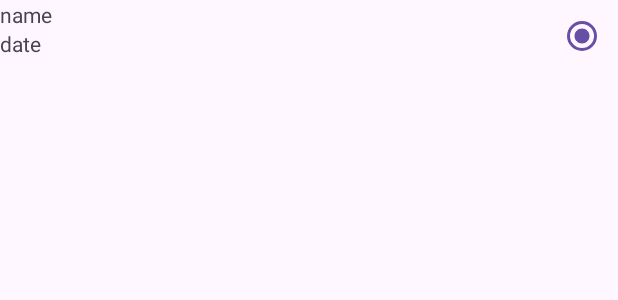
After one commit to BezMan/SoliHolidays, an Android app: the layout list_item.xml on its own in the app's theme, with its tools: preview values and no code run, on a phone screen of 412 x 824 dp. The commit adds this screen. Shown: the top 300 px of the screen. Run offline under Robolectric (Android 15) with nearby library versions, the phone set to English and light mode, and no system bars; network calls fail.

Commit message:
showing list

```diff
--- /dev/null
+++ b/app/src/main/res/layout/list_item.xml
@@ -0,0 +1,36 @@
+<?xml version="1.0" encoding="utf-8"?>
+<androidx.constraintlayout.widget.ConstraintLayout xmlns:android="http://schemas.android.com/apk/res/android"
+    xmlns:app="http://schemas.android.com/apk/res-auto"
+    xmlns:tools="http://schemas.android.com/tools"
+    android:layout_width="match_parent"
+    android:layout_height="wrap_content">
+
+    <TextView
+        android:id="@+id/nameTextView"
+        android:layout_width="match_parent"
+        android:layout_height="wrap_content"
+        app:layout_constraintStart_toStartOf="parent"
+        app:layout_constraintTop_toTopOf="parent"
+        tools:text="name" />
+
+    <TextView
+        android:id="@+id/dateTextView"
+        android:layout_width="match_parent"
+        android:layout_height="wrap_content"
+        app:layout_constraintStart_toStartOf="parent"
+        app:layout_constraintTop_toBottomOf="@id/nameTextView"
+        tools:text="date" />
+
+
+    <CheckBox
+        android:id="@+id/checkbox_toggle_button"
+        style="@android:style/Widget.DeviceDefault.CompoundButton.RadioButton"
+        android:layout_width="wrap_content"
+        android:layout_height="wrap_content"
+        android:buttonTint="@android:color/holo_blue_dark"
+        app:layout_constraintBottom_toBottomOf="parent"
+        app:layout_constraintEnd_toEndOf="parent"
+        app:layout_constraintTop_toTopOf="parent"
+        tools:checked="true" />
+
+</androidx.constraintlayout.widget.ConstraintLayout>
```
Also changed, not shown: app/src/main/java/com/example/soliapp/ui/list/ListFragment.kt (+48 -4 lines), app/src/main/java/com/example/soliapp/ui/list/MainListAdapter.kt (added, +61 -0 lines), app/src/main/res/layout/fragment_list.xml (+15 -3 lines), 1 other file.
